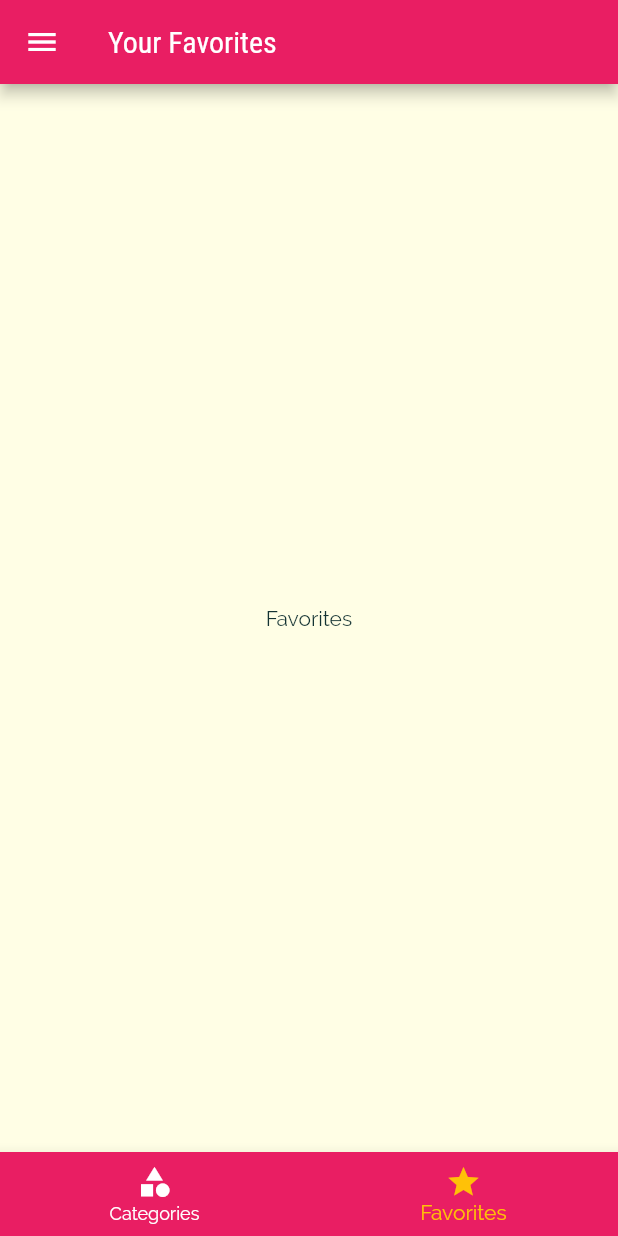
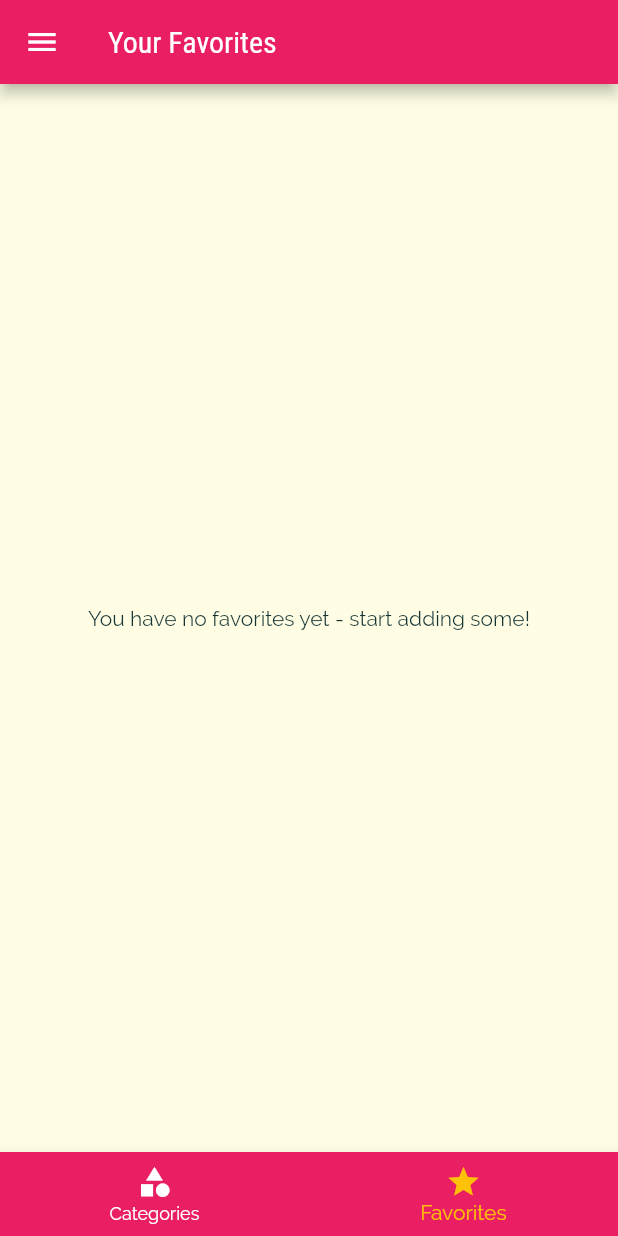
Before and after one commit to aimngx/meal-app, a Flutter app: the screen it shows after launch, item 2 of the bottom bar chosen, on a phone screen of 412 x 824 dp. Run offline on Flutter 3.47's test engine with Material 2 defaults, Android fonts, the phone set to English and light mode, and no system bars.

Commit message:
add favorite page

```diff
--- a/lib/main.dart
+++ b/lib/main.dart
@@ -25,6 +25,7 @@ class _MyAppState extends State<MyApp> {
   };
 
   List<Meal> _availableMeals = dummyMeals;
+  List<Meal> _favoriteMeals = [];
 
   void _setFilters(Map<String, bool> filterData) {
     setState(() {
@@ -46,6 +47,26 @@ class _MyAppState extends State<MyApp> {
         return true;
       }).toList();
     });
+  }
+
+  void _toggleFavorite(String mealId) {
+    final existingIndex =
+        _favoriteMeals.indexWhere((meal) => meal.id == mealId);
+    if (existingIndex >= 0) {
+      setState(() {
+        _favoriteMeals.removeAt(existingIndex);
+      });
+    } else {
+      setState(() {
+        _favoriteMeals.add(
+          dummyMeals.firstWhere((meal) => meal.id == mealId),
+        );
+      });
+    }
+  }
+
+  bool _isMealFavorite(String id) {
+    return _favoriteMeals.any((meal) => meal.id == id);
   }
 
   @override
@@ -71,12 +92,17 @@ class _MyAppState extends State<MyApp> {
           primarySwatch: Colors.pink,
         ).copyWith(secondary: Colors.amber),
       ),
-      home: const TabsScreen(),
+      home: TabsScreen(
+        favoriteMeals: _favoriteMeals,
+      ),
       routes: {
         CategoryMealsScreen.routeName: (context) => CategoryMealsScreen(
               availableMeals: _availableMeals,
             ),
-        MealDetailScreen.routeName: (context) => MealDetailScreen(),
+        MealDetailScreen.routeName: (context) => MealDetailScreen(
+              toggleFavorite: _toggleFavorite,
+              isFavorite: _isMealFavorite,
+            ),
         FilterScreen.routeName: (context) => FilterScreen(
               saveFilters: _setFilters,
               currentFilters: _filters,
--- a/lib/screens/category_meals_screen.dart
+++ b/lib/screens/category_meals_screen.dart
@@ -67,7 +67,7 @@ class _CategoryMealsScreenState extends State<CategoryMealsScreen> {
             complexity: displayedMeal![index].complexity,
             affordability: displayedMeal![index].affordability,
             id: displayedMeal![index].id,
-            removeItem: _removeMeal,
+            //removeItem: _removeMeal,
           );
         },
         itemCount: displayedMeal!.length,
--- a/lib/screens/favorites_screen.dart
+++ b/lib/screens/favorites_screen.dart
@@ -1,12 +1,31 @@
 import 'package:flutter/material.dart';
+import 'package:meal_app/models/meal.dart';
+import 'package:meal_app/widgets/meal_item.dart';
 
 class FavoritesScreen extends StatelessWidget {
-  const FavoritesScreen({super.key});
+  final List<Meal> favoriteMeal;
+  const FavoritesScreen({super.key, required this.favoriteMeal});
 
   @override
   Widget build(BuildContext context) {
-    return Center(
-      child: Text('Favorites'),
-    );
+    if (favoriteMeal.isEmpty) {
+      return const Center(
+        child: Text('You have no favorites yet - start adding some!'),
+      );
+    } else {
+      return ListView.builder(
+        itemBuilder: (context, index) {
+          return MealItem(
+            title: favoriteMeal[index].title,
+            imageUrl: favoriteMeal[index].imageUrl,
+            duration: favoriteMeal[index].duration,
+            complexity: favoriteMeal[index].complexity,
+            affordability: favoriteMeal[index].affordability,
+            id: favoriteMeal[index].id,
+          );
+        },
+        itemCount: favoriteMeal.length,
+      );
+    }
   }
 }
--- a/lib/screens/tabs_screen.dart
+++ b/lib/screens/tabs_screen.dart
@@ -1,27 +1,38 @@
 import 'package:flutter/material.dart';
+import 'package:meal_app/models/meal.dart';
 import 'package:meal_app/screens/categories_screen.dart';
 import 'package:meal_app/screens/favorites_screen.dart';
 import 'package:meal_app/widgets/main_drawer.dart';
 
 class TabsScreen extends StatefulWidget {
-  const TabsScreen({super.key});
+  final List<Meal> favoriteMeals;
+  const TabsScreen({super.key, required this.favoriteMeals});
 
   @override
   State<TabsScreen> createState() => _TabsScreenState();
 }
 
 class _TabsScreenState extends State<TabsScreen> {
-  final List<Map<String, dynamic>> _pages = const [
+  late List<Map<String, dynamic>> _pages;
+  int _selectedPageIndex = 0;
+
+  @override
+  void initState() {
+    // TODO: implement initState
+    _pages = [
       {
         'page': CategoriesScreen(),
         'title': 'Categories',
       },
       {
-      'page': FavoritesScreen(),
+        'page': FavoritesScreen(
+          favoriteMeal: widget.favoriteMeals,
+        ),
         'title': 'Your Favorites',
       },
     ];
-  int _selectedPageIndex = 0;
+    super.initState();
+  }
 
   void _selectPage(int index) {
     setState(() {
--- a/lib/widgets/meal_item.dart
+++ b/lib/widgets/meal_item.dart
@@ -9,7 +9,6 @@ class MealItem extends StatelessWidget {
   final int duration;
   final Complexity complexity;
   final Affordability affordability;
-  final Function removeItem;
 
   const MealItem({
     super.key,
@@ -19,7 +18,6 @@ class MealItem extends StatelessWidget {
     required this.complexity,
     required this.affordability,
     required this.id,
-    required this.removeItem,
   });
 
   String get complexityText {
@@ -62,7 +60,7 @@ class MealItem extends StatelessWidget {
     )
         .then((result) {
       if (result != null) {
-        removeItem(result);
+        //removeItem(result);
       }
     });
 
```
Also changed, not shown: lib/screens/meal_details.dart (+6 -5 lines). Lines whose indentation alone changed are shown as unchanged.
